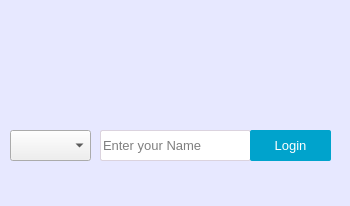
Before: the Qt Designer form desktop/InclusionDesktop/form.ui in Ampaex/inclusion, drawn with Qt 5.
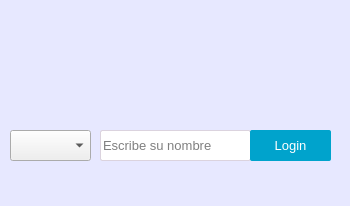
After: the same form once the commit is applied. Icons and pictures are not drawn.

Commit message: Modifica la interfaz

Diff of the .ui file:
```diff
--- a/desktop/InclusionDesktop/form.ui
+++ b/desktop/InclusionDesktop/form.ui
@@ -89,7 +89,7 @@
     <number>16</number>
    </property>
    <property name="placeholderText">
-    <string>Enter your Name</string>
+    <string>Escribe su nombre</string>
    </property>
   </widget>
   <widget class="QLabel" name="label">
```
Left out of the diff: 12 changed lines with no effect on the pictures. The commit also changes 1 other file.
